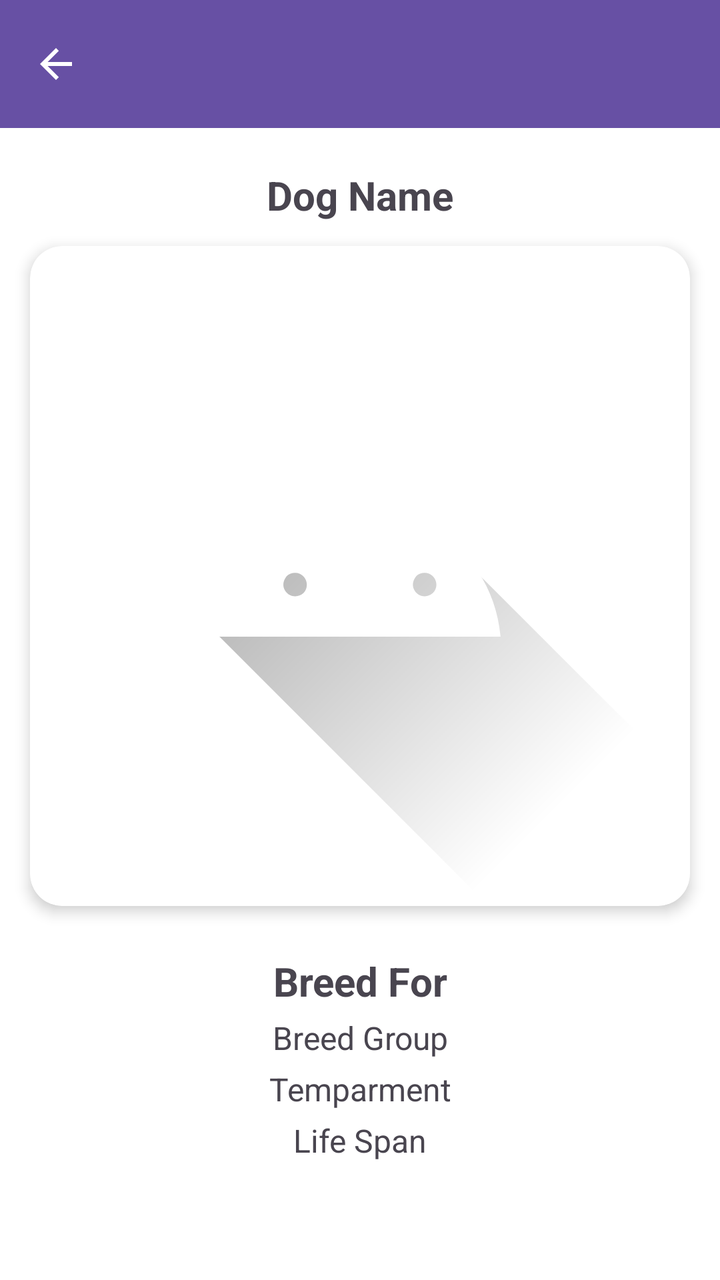
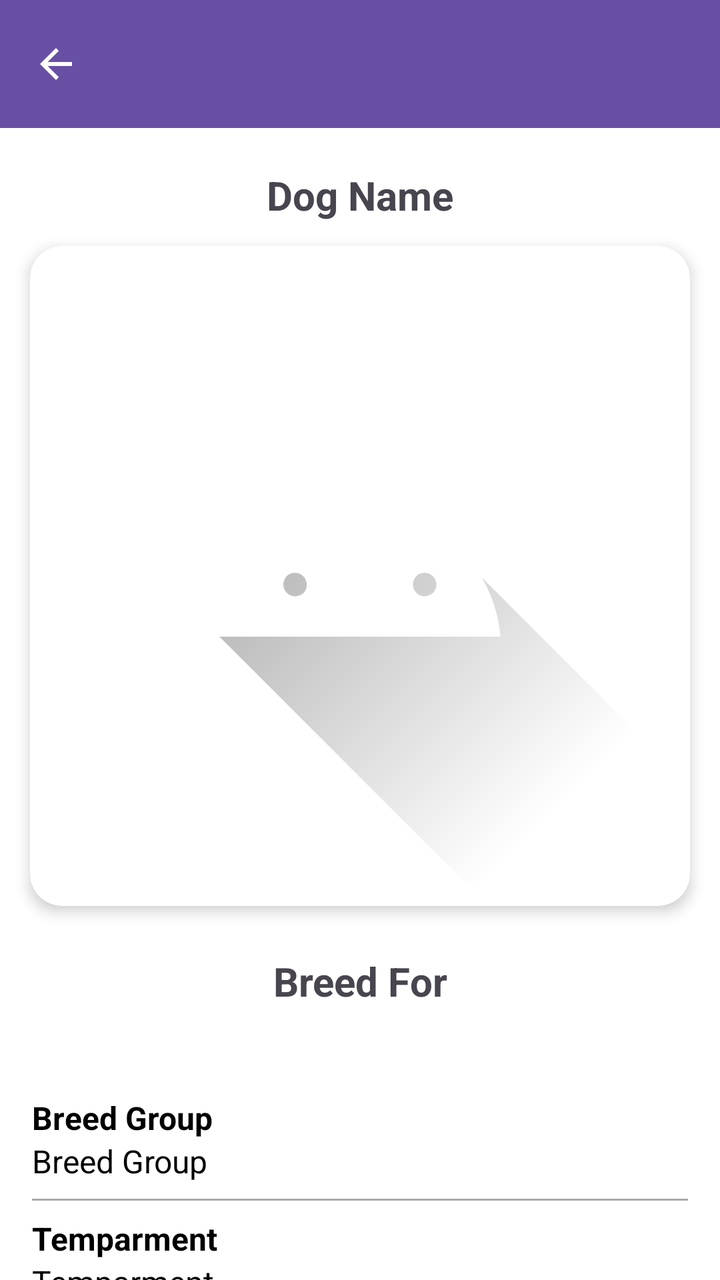

Two renders of the same Android screen: before a commit and after it. Below are the layout's source before the change and the commit's diff.
<!-- AndroidManifest.xml: application theme Theme.DogBreeds -->
<!-- res/layout/fragment_dog_breed_details.xml -->
<?xml version="1.0" encoding="utf-8"?>
<androidx.constraintlayout.widget.ConstraintLayout xmlns:android="http://schemas.android.com/apk/res/android"
    xmlns:app="http://schemas.android.com/apk/res-auto"
    android:background="@color/white"
    android:clickable="true"
    android:layout_width="match_parent"
    android:layout_height="match_parent"
    android:focusable="true">

    <androidx.appcompat.widget.Toolbar
        android:id="@+id/dog_breed_details_toolbar"
        android:layout_width="0dp"
        android:layout_height="?attr/actionBarSize"
        android:background="?attr/colorPrimary"
        android:elevation="4dp"
        android:title="@string/dog_breed_screen_title"
        app:navigationIcon="@drawable/baseline_arrow_back_24"
        app:layout_constraintLeft_toLeftOf="parent"
        app:layout_constraintRight_toRightOf="parent"
        app:layout_constraintTop_toTopOf="parent"
        app:titleTextColor="@color/white" />

    <TextView
        android:id="@+id/textViewName"
        android:layout_width="0dp"
        android:layout_height="wrap_content"
        android:layout_marginTop="12dp"
        android:gravity="center"
        android:paddingTop="8dp"
        android:text="@string/dog_name"
        android:textSize="20sp"
        android:textStyle="bold"
        app:layout_constraintEnd_toEndOf="parent"
        app:layout_constraintHorizontal_bias="0.0"
        app:layout_constraintStart_toStartOf="parent"
        app:layout_constraintTop_toBottomOf="@+id/dog_breed_details_toolbar" />

    <androidx.cardview.widget.CardView
        android:id="@+id/imageViewCard"
        android:layout_width="330dp"
        android:layout_height="330dp"
        app:cardCornerRadius="16dp"
        android:layout_marginTop="12dp"
        android:contentDescription="@string/dog_name_in_card"
        app:layout_constraintEnd_toEndOf="parent"
        app:layout_constraintHorizontal_bias="0.5"
        app:layout_constraintStart_toStartOf="parent"
        app:layout_constraintTop_toBottomOf="@+id/textViewName"
        app:cardElevation="4dp">
        <ImageView
            android:id="@+id/imageViewDog"
            android:layout_width="match_parent"
            android:layout_height="match_parent"
            android:contentDescription="@string/dog_name_in_card"
            android:src="@drawable/ic_launcher_foreground"
            android:scaleType="centerCrop"
            />
    </androidx.cardview.widget.CardView>


    

    
    <TextView
        android:id="@+id/textViewBreedFor"
        android:layout_width="230dp"
        android:layout_height="wrap_content"
        android:layout_marginTop="20dp"
        android:text="@string/dog_bred_for"
        android:gravity="center"
        android:textSize="20sp"
        android:textStyle="bold"
        android:paddingTop="4dp"
        app:layout_constraintTop_toBottomOf="@+id/imageViewCard"
        app:layout_constraintStart_toStartOf="parent"
        app:layout_constraintEnd_toEndOf="parent" />

    <TextView
        android:id="@+id/textViewBreedGroup"
        android:layout_width="0dp"
        android:layout_height="wrap_content"
        android:gravity="center"
        android:text="@string/dog_breed_group"
        android:textSize="16sp"
        android:paddingTop="4dp"
        app:layout_constraintTop_toBottomOf="@+id/textViewBreedFor"
        app:layout_constraintStart_toStartOf="parent"
        app:layout_constraintEnd_toEndOf="parent" />

    <TextView
        android:id="@+id/textViewTemperament"
        android:layout_width="0dp"
        android:layout_height="wrap_content"
        android:text="@string/dog_temparment"
        android:textSize="16sp"
        android:paddingTop="4dp"
        android:gravity="center"
        app:layout_constraintTop_toBottomOf="@+id/textViewBreedGroup"
        app:layout_constraintStart_toStartOf="parent"
        app:layout_constraintEnd_toEndOf="parent" />

    <TextView
        android:id="@+id/textViewLifeSpan"
        android:layout_width="0dp"
        android:layout_height="wrap_content"
        android:text="@string/dog_life_span"
        android:textSize="16sp"
        android:gravity="center"
        android:paddingTop="4dp"
        app:layout_constraintTop_toBottomOf="@id/textViewTemperament"
        app:layout_constraintStart_toStartOf="parent"
        app:layout_constraintEnd_toEndOf="parent" />

</androidx.constraintlayout.widget.ConstraintLayout>
<!-- resources referenced by this layout -->
<resources>
  <color name="white">#FFFFFFFF</color>
  <!-- drawable baseline_arrow_back_24 (drawable) -->
  <vector xmlns:android="http://schemas.android.com/apk/res/android" android:autoMirrored="true" android:height="24dp" android:tint="#FFFFFF" android:viewportHeight="24" android:viewportWidth="24" android:width="24dp">
        
      <path android:fillColor="@android:color/white" android:pathData="M20,11H7.83l5.59,-5.59L12,4l-8,8 8,8 1.41,-1.41L7.83,13H20v-2z"/>
      
  </vector>
  <!-- drawable ic_launcher_foreground (drawable) -->
  <vector xmlns:android="http://schemas.android.com/apk/res/android"
      xmlns:aapt="http://schemas.android.com/aapt"
      android:width="108dp"
      android:height="108dp"
      android:viewportWidth="108"
      android:viewportHeight="108">
      <path android:pathData="M31,63.928c0,0 6.4,-11 12.1,-13.1c7.2,-2.6 26,-1.4 26,-1.4l38.1,38.1L107,108.928l-32,-1L31,63.928z">
          <aapt:attr name="android:fillColor">
              <gradient
                  android:endX="85.84757"
                  android:endY="92.4963"
                  android:startX="42.9492"
                  android:startY="49.59793"
                  android:type="linear">
                  <item
                      android:color="#44000000"
                      android:offset="0.0" />
                  <item
                      android:color="#00000000"
                      android:offset="1.0" />
              </gradient>
          </aapt:attr>
      </path>
      <path
          android:fillColor="#FFFFFF"
          android:fillType="nonZero"
          android:pathData="M65.3,45.828l3.8,-6.6c0.2,-0.4 0.1,-0.9 -0.3,-1.1c-0.4,-0.2 -0.9,-0.1 -1.1,0.3l-3.9,6.7c-6.3,-2.8 -13.4,-2.8 -19.7,0l-3.9,-6.7c-0.2,-0.4 -0.7,-0.5 -1.1,-0.3C38.8,38.328 38.7,38.828 38.9,39.228l3.8,6.6C36.2,49.428 31.7,56.028 31,63.928h46C76.3,56.028 71.8,49.428 65.3,45.828zM43.4,57.328c-0.8,0 -1.5,-0.5 -1.8,-1.2c-0.3,-0.7 -0.1,-1.5 0.4,-2.1c0.5,-0.5 1.4,-0.7 2.1,-0.4c0.7,0.3 1.2,1 1.2,1.8C45.3,56.528 44.5,57.328 43.4,57.328L43.4,57.328zM64.6,57.328c-0.8,0 -1.5,-0.5 -1.8,-1.2s-0.1,-1.5 0.4,-2.1c0.5,-0.5 1.4,-0.7 2.1,-0.4c0.7,0.3 1.2,1 1.2,1.8C66.5,56.528 65.6,57.328 64.6,57.328L64.6,57.328z"
          android:strokeWidth="1"
          android:strokeColor="#00000000" />
  </vector>
  <string name="dog_bred_for">Breed For</string>
  <string name="dog_breed_group">Breed Group</string>
  <string name="dog_breed_screen_title">Dog Breeds</string>
  <string name="dog_life_span">Life Span</string>
  <string name="dog_name">Dog Name</string>
  <string name="dog_name_in_card">Dog Name</string>
  <string name="dog_temparment">Temparment</string>
  <style name="Theme.DogBreeds" parent="Base.Theme.DogBreeds" />
  <style name="Base.Theme.DogBreeds" parent="Theme.Material3.DayNight.NoActionBar">
          
          
      </style>
</resources>

<!-- the commit's change to res/layout/fragment_dog_breed_details.xml (unified diff, before → after) -->
@@ -1,6 +1,7 @@
 <?xml version="1.0" encoding="utf-8"?>
 <androidx.constraintlayout.widget.ConstraintLayout xmlns:android="http://schemas.android.com/apk/res/android"
     xmlns:app="http://schemas.android.com/apk/res-auto"
+    xmlns:tools="http://schemas.android.com/tools"
     android:background="@color/white"
     android:clickable="true"
     android:layout_width="match_parent"
@@ -59,8 +60,6 @@
 
 
     
-
-    
     <TextView
         android:id="@+id/textViewBreedFor"
         android:layout_width="230dp"
@@ -75,40 +74,88 @@
         app:layout_constraintStart_toStartOf="parent"
         app:layout_constraintEnd_toEndOf="parent" />
 
-    <TextView
-        android:id="@+id/textViewBreedGroup"
-        android:layout_width="0dp"
+    <androidx.cardview.widget.CardView
+        android:layout_width="match_parent"
         android:layout_height="wrap_content"
-        android:gravity="center"
-        android:text="@string/dog_breed_group"
-        android:textSize="16sp"
-        android:paddingTop="4dp"
+        android:layout_margin="12dp"
+        app:cardCornerRadius="8dp"
+        app:cardElevation="4dp"
+        tools:ignore="MissingConstraints">
+
+    </androidx.cardview.widget.CardView>
+
+    <LinearLayout
+        android:layout_width="match_parent"
+        android:layout_height="wrap_content"
+        android:layout_marginTop="28dp"
+        android:orientation="vertical"
+        android:padding="16dp"
         app:layout_constraintTop_toBottomOf="@+id/textViewBreedFor"
-        app:layout_constraintStart_toStartOf="parent"
-        app:layout_constraintEnd_toEndOf="parent" />
+        tools:layout_editor_absoluteX="0dp">
 
-    <TextView
-        android:id="@+id/textViewTemperament"
-        android:layout_width="0dp"
-        android:layout_height="wrap_content"
-        android:text="@string/dog_temparment"
-        android:textSize="16sp"
-        android:paddingTop="4dp"
-        android:gravity="center"
-        app:layout_constraintTop_toBottomOf="@+id/textViewBreedGroup"
-        app:layout_constraintStart_toStartOf="parent"
-        app:layout_constraintEnd_toEndOf="parent" />
+        <TextView
+            android:id="@+id/textViewBreedGroupLabel"
+            android:layout_width="wrap_content"
+            android:layout_height="wrap_content"
+            android:text="@string/dog_breed_group"
+            android:textColor="@color/black"
+            android:textSize="16sp"
+            android:textStyle="bold" />
 
-    <TextView
-        android:id="@+id/textViewLifeSpan"
-        android:layout_width="0dp"
-        android:layout_height="wrap_content"
-        android:text="@string/dog_life_span"
-        android:textSize="16sp"
-        android:gravity="center"
-        android:paddingTop="4dp"
-        app:layout_constraintTop_toBottomOf="@id/textViewTemperament"
-        app:layout_constraintStart_toStartOf="parent"
-        app:layout_constraintEnd_toEndOf="parent" />
+        <TextView
+            android:id="@+id/textViewBreedGroup"
+            android:layout_width="match_parent"
+            android:layout_height="wrap_content"
+            android:text="@string/dog_breed_group"
+            android:textColor="@android:color/black"
+            android:textSize="16sp" />
+
+        <View
+            android:layout_width="match_parent"
+            android:layout_height="1dp"
+            android:layout_marginVertical="8dp"
+            android:background="@android:color/darker_gray" />
+
+        <TextView
+            android:id="@+id/textViewTemperamentLabel"
+            android:layout_width="wrap_content"
+            android:layout_height="wrap_content"
+            android:text="@string/dog_temparment"
+            android:textColor="@color/black"
+            android:textSize="16sp"
+            android:textStyle="bold" />
+
+        <TextView
+            android:id="@+id/textViewTemperament"
+            android:layout_width="match_parent"
+            android:layout_height="wrap_content"
+            android:text="@string/dog_temparment"
+            android:textColor="@android:color/black"
+            android:textSize="16sp" />
+
+        <View
+            android:layout_width="match_parent"
+            android:layout_height="1dp"
+            android:layout_marginVertical="8dp"
+            android:background="@android:color/darker_gray" />
+
+        <TextView
+            android:id="@+id/textViewLifeSpanLabel"
+            android:layout_width="wrap_content"
+            android:layout_height="wrap_content"
+            android:text="@string/dog_life_span"
+            android:textColor="@color/black"
+            android:textSize="16sp"
+            android:textStyle="bold" />
+
+        <TextView
+            android:id="@+id/textViewLifeSpan"
+            android:layout_width="match_parent"
+            android:layout_height="wrap_content"
+            android:text="@string/dog_life_span"
+            android:textColor="@android:color/black"
+            android:textSize="16sp" />
+
+    </LinearLayout>
 
 </androidx.constraintlayout.widget.ConstraintLayout>
<!-- resource entries referenced after the edit -->
@@ -1,5 +1,6 @@
 <!-- resources referenced by this layout -->
 <resources>
+  <color name="black">#FF000000</color>
   <color name="white">#FFFFFFFF</color>
   <!-- drawable baseline_arrow_back_24 (drawable) -->
   <vector xmlns:android="http://schemas.android.com/apk/res/android" android:autoMirrored="true" android:height="24dp" android:tint="#FFFFFF" android:viewportHeight="24" android:viewportWidth="24" android:width="24dp">
